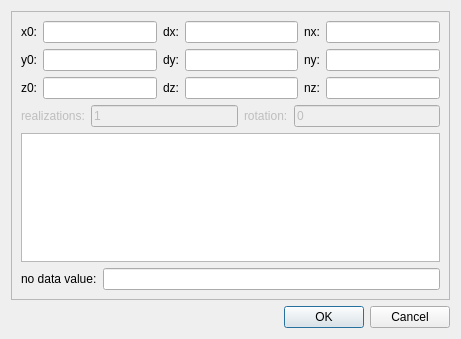
Above: dialogs/cartesiangriddialog.ui from PauloCarvalhoRJ/gammaray before the change. Below: the same form after it.
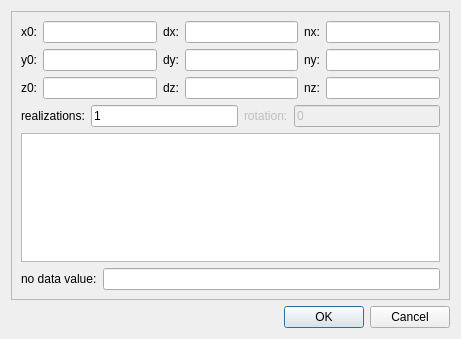
That is the form after the change.

What changed in the file:
```diff
--- a/dialogs/cartesiangriddialog.ui
+++ b/dialogs/cartesiangriddialog.ui
@@ -170,7 +170,7 @@
         <item>
          <widget class="QLabel" name="label_12">
           <property name="enabled">
-           <bool>false</bool>
+           <bool>true</bool>
           </property>
           <property name="text">
            <string>realizations:</string>
@@ -180,7 +180,7 @@
         <item>
          <widget class="QLineEdit" name="txtRealizationCount">
           <property name="enabled">
-           <bool>false</bool>
+           <bool>true</bool>
           </property>
           <property name="text">
            <string>1</string>
```
